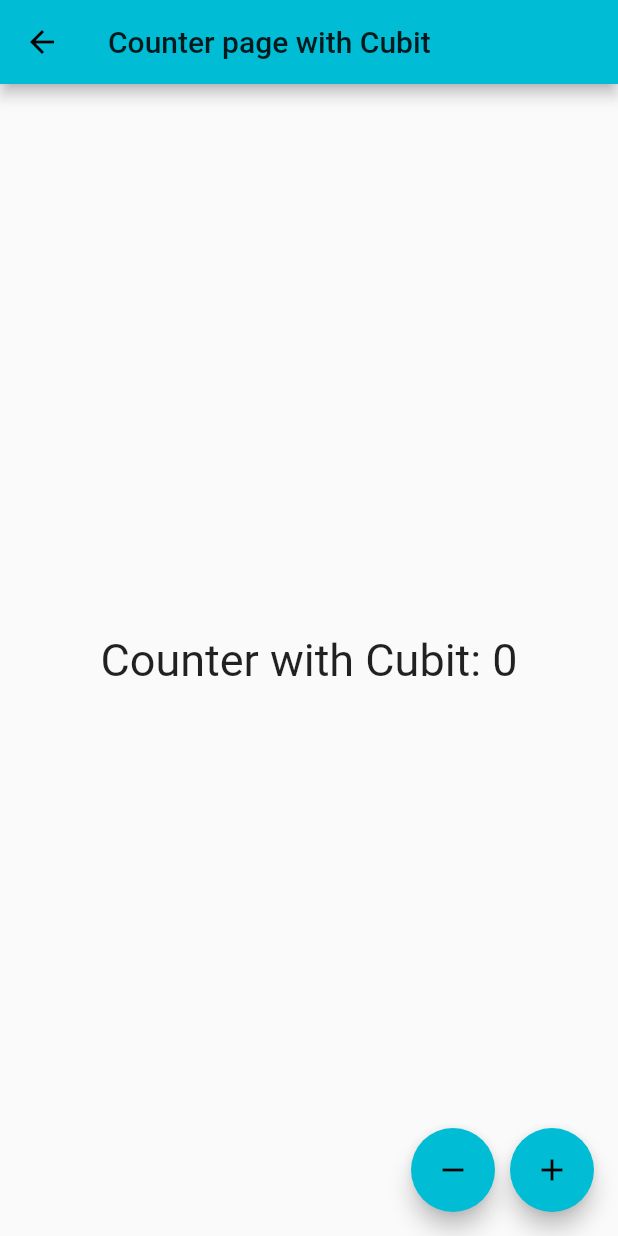
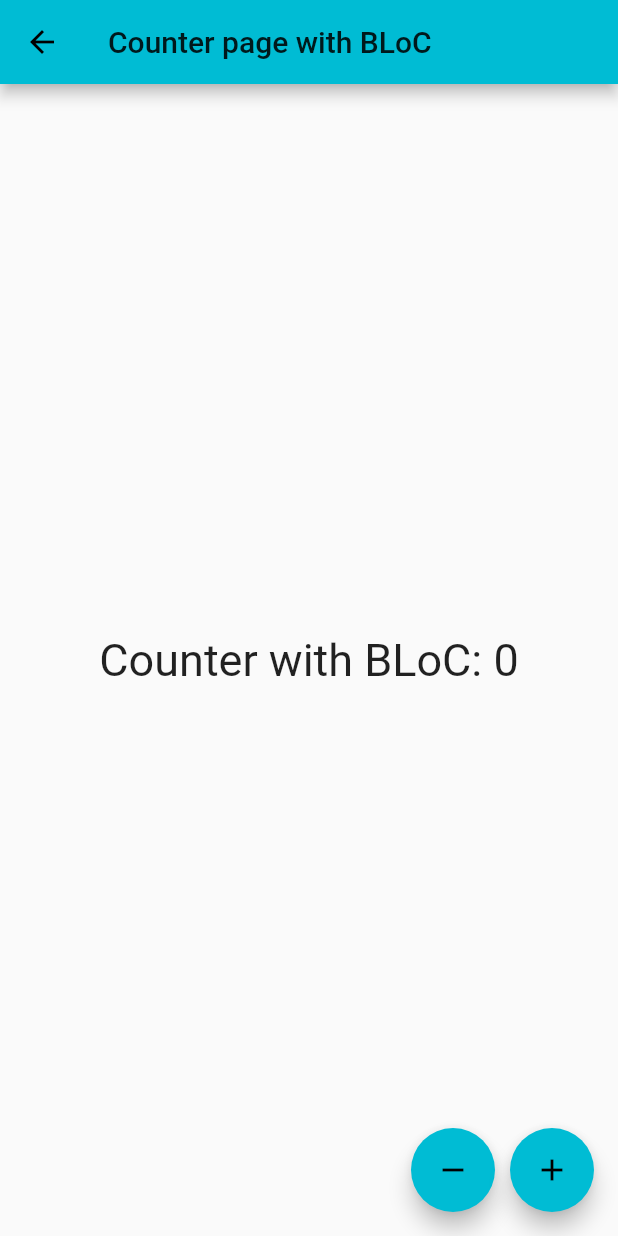
Before and after one commit to amachlou/dwm_flutter_state_management, a Flutter app: the screen it shows after launch, after a tap on the "remove" icon, after a tap on the "add" icon, on a phone screen of 412 x 824 dp. Run offline on Flutter 3.47's test engine with Material 2 defaults, Android fonts, the phone set to English and light mode, and no system bars; our stand-ins replace bloc, flutter_bloc.

Commit message:
Change state  implementing 'BLoC "Business Logic Components" pattern'

```diff
--- /dev/null
+++ b/lib/bloc/counter.withBloc.dart
@@ -0,0 +1,32 @@
+import 'package:bloc/bloc.dart';
+
+abstract class CounterBlocEvent{}
+
+class IncrementEvent extends CounterBlocEvent{}
+class DecrementEvent extends CounterBlocEvent{}
+
+class CounterBlockState{
+  int counter = 0;
+
+  CounterBlockState(this.counter);
+}
+
+// enum CounterEvent{
+//   INCREMENT, DECREMENT
+// }
+
+class CounterWithBloc extends Bloc<CounterBlocEvent ,CounterBlockState>{
+
+  CounterWithBloc() : super(CounterBlockState(0));
+
+  @override
+  Stream<CounterBlockState> mapEventToState(CounterBlocEvent event) async* {
+
+    if(event is IncrementEvent){
+      yield CounterBlockState(state.counter+1);
+    }else if(event is DecrementEvent){
+      yield CounterBlockState(state.counter-1);
+    }
+  }
+
+}
--- a/lib/main.dart
+++ b/lib/main.dart
@@ -1,5 +1,7 @@
+import 'package:dwm_flutter_state_management/bloc/counter.withBloc.dart';
 import 'package:dwm_flutter_state_management/bloc/counter.withCubit.dart';
 import 'package:dwm_flutter_state_management/pages/counter.page.withCubit.dart';
+import 'package:dwm_flutter_state_management/pages/counter.page.withbloc.dart';
 import 'package:dwm_flutter_state_management/pages/counter.page.withprovider.dart';
 import 'package:dwm_flutter_state_management/pages/home.page.dart';
 import 'package:flutter/material.dart';
@@ -16,7 +18,8 @@ class MyApp extends StatelessWidget {
 
     return MultiBlocProvider(
       providers: [
-        BlocProvider(create: (context) => CounterWithCubit(),)
+        BlocProvider(create: (context) => CounterWithCubit(),),
+        BlocProvider(create: (context) => CounterWithBloc(),)
       ],
       child: MaterialApp(
         theme: ThemeData(
@@ -27,8 +30,9 @@ class MyApp extends StatelessWidget {
           "/counter": (context) => CounterPage(),
           "/counterWithProvider": (context) => CounterPageWithProvider(),
           "/counterWithCubit": (context) => CounterPageWithCubit(),
+          "/counterWithBloc": (context) => CounterPageWithBloc(),
         },
-          initialRoute: "/counterWithCubit",
+          initialRoute: "/counterWithBloc",
         home: CounterPage()
       ),
     );
--- /dev/null
+++ b/lib/pages/counter.page.withbloc.dart
@@ -0,0 +1,30 @@
+import 'package:dwm_flutter_state_management/bloc/counter.withBloc.dart';
+import 'package:flutter/material.dart';
+import 'package:flutter_bloc/flutter_bloc.dart';
+
+class CounterPageWithBloc extends StatelessWidget {
+
+  @override
+  Widget build(BuildContext context) {
+    return Scaffold(
+      appBar: AppBar(title: Text('Counter page with BLoC'),),
+      body: Center(
+        child: BlocBuilder<CounterWithBloc, CounterBlockState>(
+            builder: (context, state) => Text("Counter with BLoC: ${state.counter}", style: TextStyle(fontSize: 30),)
+        ),
+      ),
+      floatingActionButton: Row(
+        mainAxisAlignment: MainAxisAlignment.end,
+        children: [
+          FloatingActionButton(onPressed: () {
+            context.read<CounterWithBloc>().add(new DecrementEvent());
+          }, child: Icon(Icons.remove),),
+          SizedBox(width: 10,),
+          FloatingActionButton(onPressed: () {
+            context.read<CounterWithBloc>().add(new IncrementEvent());
+          }, child: Icon(Icons.add),),
+        ],
+      ),
+    );
+  }
+}
```
